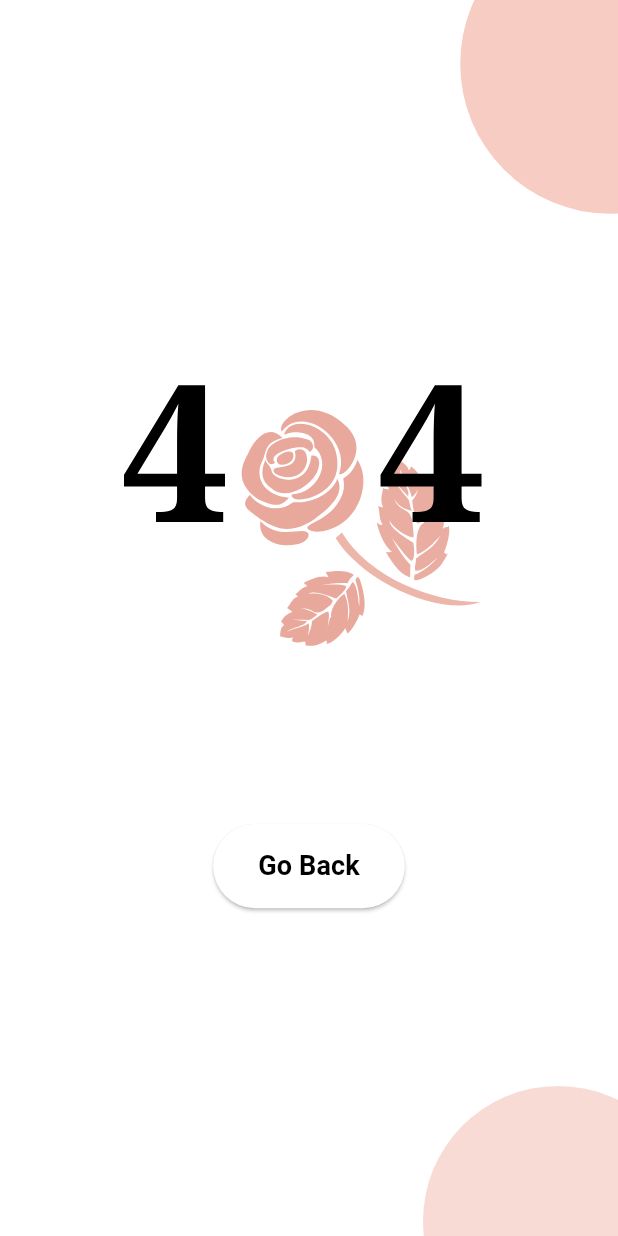
After one commit to bogdanovich231/Frontend-Beauty-Manager, a Flutter app: the ErrorScreen screen opened by its route, on a phone screen of 412 x 824 dp. The commit adds this screen. Run offline on Flutter 3.47's test engine with Material 3 defaults, Android fonts, the phone set to English and light mode, and no system bars; our stand-ins replace flutter_svg, google_fonts.

Commit message:
feat: add error window

```diff
--- /dev/null
+++ b/lib/screens/error.dart
@@ -0,0 +1,137 @@
+import 'package:flutter/material.dart';
+import 'package:flutter_svg/flutter_svg.dart';
+
+class ErrorScreen extends StatelessWidget {
+  final String message;
+  final String errorCode;
+
+  const ErrorScreen({Key? key, required this.message, required this.errorCode}) : super(key: key);
+
+  @override
+  Widget build(BuildContext context) {
+    return Scaffold(
+      body: Stack(
+        children: [
+          //Tło jak home
+          Positioned(
+            top: -57.49,
+            left: 306.81,
+            child: Container(
+              height: 200,
+              width: 200,
+              decoration: BoxDecoration(
+                color: Theme.of(context).primaryColor,
+                shape: BoxShape.circle,
+              ),
+            ),
+          ),
+          Positioned(
+            bottom: -80,
+            right: -50,
+            child: Container(
+              height: 180,
+              width: 180,
+              decoration: BoxDecoration(
+                color: Theme.of(context).primaryColor.withOpacity(0.7),
+                shape: BoxShape.circle,
+              ),
+            ),
+          ),
+
+          // Wyśrodkowanie treści
+          Center(
+            child: Column(
+              mainAxisAlignment: MainAxisAlignment.center,
+              children: [
+                if (errorCode == "404")
+                  SvgPicture.asset(
+                    'assets/images/error_404.svg',
+                    width: 250,
+                    height: 250,
+                  )
+                else
+                  Column(
+                    children: [
+                      SvgPicture.asset(
+                        'assets/images/logo.svg',
+                        width: 90,
+                        height: 90,
+                      ),
+                      const SizedBox(height: 10),
+                      Text(
+                        errorCode,
+                        style: const TextStyle(
+                          fontSize: 60,
+                          fontWeight: FontWeight.bold,
+                          color: Colors.white,
+                        ),
+                      ),
+                    ],
+                  ),
+
+                const SizedBox(height: 20),
+
+                //TEKST BŁĘDU
+                Text(
+                  message,
+                  style: const TextStyle(
+                    fontSize: 22,
+                    fontWeight: FontWeight.bold,
+                    color: Colors.white,
+                  ),
+                  textAlign: TextAlign.center,
+                ),
+                const SizedBox(height: 30),
+
+                //PRZYCISK POWROTU DO HOME
+                ElevatedButton(
+                  onPressed: () {
+                    Navigator.pop(context);
+                  },
+                  style: ElevatedButton.styleFrom(
+                    backgroundColor: Colors.white,
+                    foregroundColor: Colors.black,
+                    padding: const EdgeInsets.symmetric(horizontal: 30, vertical: 15),
+                    shape: RoundedRectangleBorder(borderRadius: BorderRadius.circular(30)),
+                  ),
+                  child: const Text(
+                    "Go Back",
+                    style: TextStyle(fontSize: 18, fontWeight: FontWeight.bold),
+                  ),
+                ),
+              ],
+            ),
+          ),
+        ],
+      ),
+    );
+  }
+}
+
+//Obsługowanie i przekierowywanie błędów
+class RouteGenerator {
+  static Route<dynamic> generateRoute(RouteSettings settings) {
+    final args = settings.arguments as String?;
+
+    switch (settings.name) {
+      case '/error404':
+        return _errorRoute(message: "Page Not Found", errorCode: "404");
+
+      case '/error500':
+        return _errorRoute(message: args ?? "Internal Server Error", errorCode: "500");
+
+      case '/errorNetwork':
+        return _errorRoute(message: "Network Connection Error", errorCode: "503");
+
+      default:
+        return _errorRoute(message: "404 Page not found", errorCode: "404");
+    }
+  }
+
+  static Route<dynamic> _errorRoute({required String message, required String errorCode}) {
+    return MaterialPageRoute(
+      builder: (_) => ErrorScreen(message: message, errorCode: errorCode),
+      fullscreenDialog: true,
+    );
+  }
+}
```
Also changed, not shown: lib/main.dart (+5 -3 lines), lib/screens/home.dart (+43 -2 lines), pubspec.lock.
